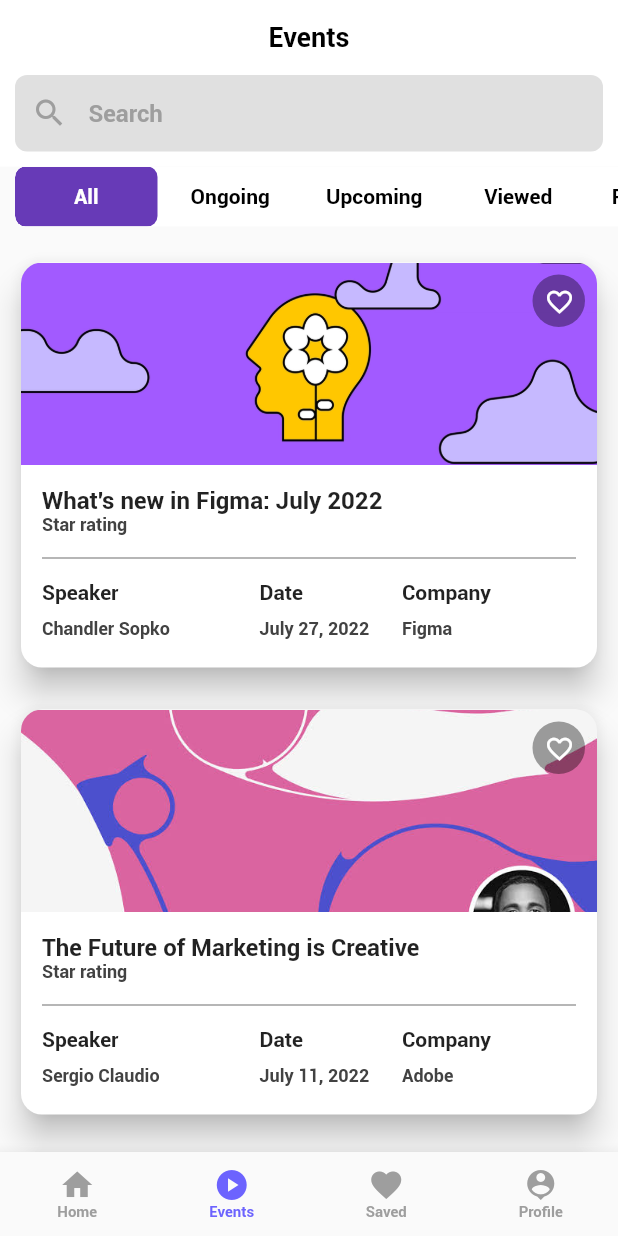
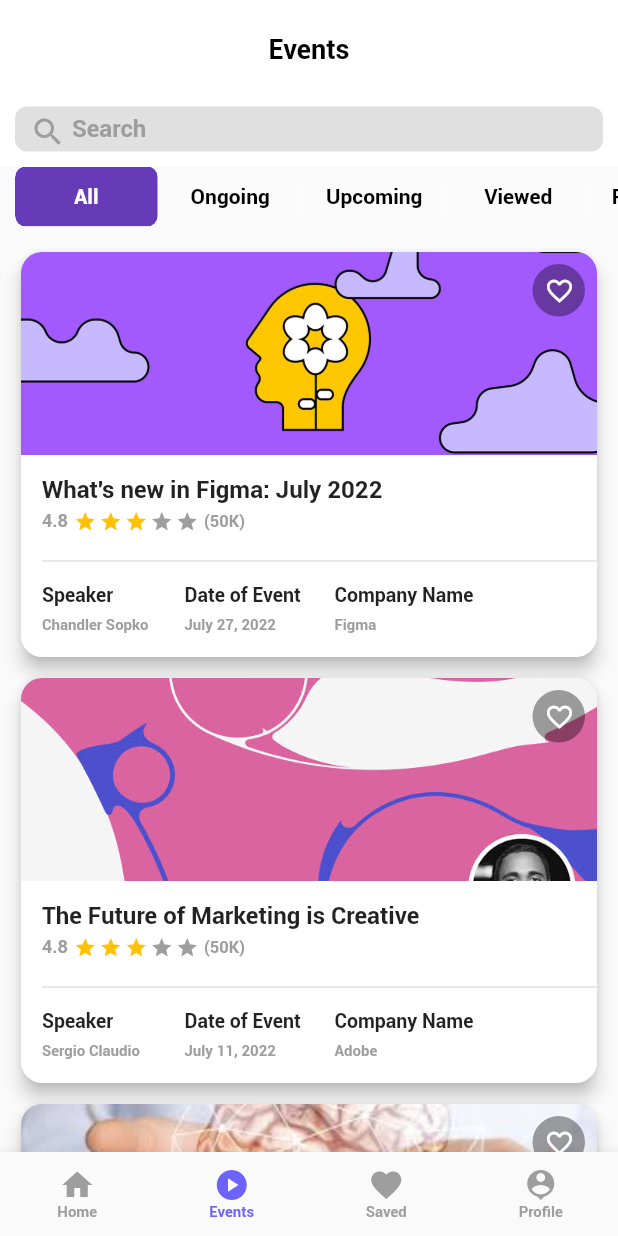
Before and after one commit to GB-App-Dev-Team/Events-App, a Flutter app: the screen it shows after launch, item 2 of the bottom bar chosen, on a phone screen of 412 x 824 dp. Run offline on Flutter 3.47's test engine with Material 2 defaults, Android fonts, the phone set to English and light mode, and no system bars; drawn by our look-alikes of flutter_rating_bar, toggle_switch; Roboto replaces fonts that are missing (Roboto Thin).

Commit message:
Modified Search Box and Star Rating is included

```diff
--- a/lib/assets/utils/app_bar.dart
+++ b/lib/assets/utils/app_bar.dart
@@ -16,21 +16,22 @@ var myAppBar = AppBar(
   bottom: PreferredSize(
     preferredSize: const Size.fromHeight(55.0),
     child: Container(
-        padding: const EdgeInsets.all(2.0),
+      height: 30,
+        padding: const EdgeInsets.all(5.0),
         margin: const EdgeInsets.all(10.0),
         decoration: BoxDecoration(
           borderRadius: BorderRadius.circular(8),
           color: Colors.grey[300],
         ),
         child: Padding(
-          padding: const EdgeInsets.all(4.0),
+          padding: const EdgeInsets.all(0.0),
           child: Material(
             color: Colors.grey[300],
             child: Row(
               mainAxisSize: MainAxisSize.min,
               children: <Widget>[
                 const Padding(
-                  padding: EdgeInsets.only(left: 5.0),
+                  padding: EdgeInsets.fromLTRB(5.0,0,0,0),
                   child: Icon(Icons.search, color: Colors.grey),
                 ),
                 Expanded(
@@ -45,7 +46,7 @@ var myAppBar = AppBar(
                             color: Colors.grey,
                             fontSize: 16.0),
                         isDense: true,
-                        contentPadding: EdgeInsets.all(10)),
+                        contentPadding: EdgeInsets.all(0)),
                     onChanged: (value) {},
                   ),
                 ),
--- a/lib/pages/event_page.dart
+++ b/lib/pages/event_page.dart
@@ -33,7 +33,7 @@ class _EventsPageState extends State<EventsPage> {
                       customWidths: _customWidhts,
                       activeBgColors: _activebgcolors,
                       activeFgColor: Colors.white,
-                      inactiveBgColor: Colors.white,
+                      inactiveBgColor: Color.fromARGB(251, 251, 251, 251),
                       inactiveFgColor: Colors.black,
                       //initialLabelIndex: 0,
                       //totalSwitches: 5,
@@ -50,9 +50,9 @@ class _EventsPageState extends State<EventsPage> {
             itemBuilder: (context, index) {
               return Padding(
                   padding:
-                      const EdgeInsets.symmetric(horizontal: 10, vertical: 10),
+                      const EdgeInsets.symmetric(horizontal: 10, vertical: 3),
                   child: Card(
-                      elevation: 9,
+                      elevation: 5,
                       clipBehavior: Clip.antiAliasWithSaveLayer,
                       shape: RoundedRectangleBorder(
                           borderRadius: BorderRadius.circular(14)),
@@ -68,8 +68,7 @@ class _EventsPageState extends State<EventsPage> {
                                       foregroundDecoration: BoxDecoration(
                                           image: DecorationImage(
                                         image: AssetImage(
-                                          'lib/assets/images/${entries[index]}'
-                                        ),
+                                            'lib/assets/images/${entries[index]}'),
                                         fit: BoxFit.fitWidth,
                                       )),
                                     ),
@@ -120,7 +119,8 @@ class _EventsPageState extends State<EventsPage> {
                                   ]),
                                 ),
                                 Padding(
-                                  padding: const EdgeInsets.all(14.0),
+                                  padding:
+                                      const EdgeInsets.fromLTRB(14.0, 14, 0, 0),
                                   child: Column(
                                     children: [
                                       Align(
@@ -129,30 +129,50 @@ class _EventsPageState extends State<EventsPage> {
                                             rolesOrJobs[index],
                                             style: titleStyle,
                                           )),
-                                      Align(
-                                        alignment: Alignment.centerLeft,
-                                        child: Text(
-                                          "Star rating",
-                                          style: subTitleStyle,
-                                        ),
-                                        // child: RatingBar.builder(
-                                        //   initialRating: 3.5,
-                                        //   allowHalfRating: true,
-                                        //   itemCount: 5,
-                                        //   itemBuilder: (context, index) {
-                                        //     return Icon(
-                                        //       Icons.star,
-                                        //       color: Colors.amber,
-                                        //     );
-                                        //   },
-                                        //   onRatingUpdate: (value) {},
-                                        // )
+                                      Row(
+                                        children: [
+                                          Text(
+                                            '4.8 ',
+                                            style: TextStyle(
+                                              color: Colors.grey.withOpacity(1),
+                                              fontSize: 12,
+                                            ),
+                                          ),
+                                          Align(
+                                            alignment: Alignment.centerLeft,
+                                            child: RatingBar.builder(
+                                              initialRating: 3,
+                                              minRating: 1,
+                                              direction: Axis.horizontal,
+                                              itemCount: 5,
+                                              itemSize: 15,
+                                              allowHalfRating: true,
+                                              itemPadding: EdgeInsets.symmetric(
+                                                  horizontal: 1.0, vertical: 4),
+                                              itemBuilder: (context, _) => Icon(
+                                                Icons.star,
+                                                color: Colors.amber,
+                                              ),
+                                              onRatingUpdate: (rating) {
+                                                print(rating);
+                                              },
+                                            ),
+                                          ),
+                                          Text(
+                                            ' (50K)',
+                                            style: TextStyle(
+                                              color: Colors.grey.withOpacity(1),
+                                              fontSize: 11,
+                                            ),
+                                          )
+                                        ],
                                       ),
                                       Padding(
                                         padding: const EdgeInsets.symmetric(
-                                            vertical: 7),
+                                          vertical: 7,
+                                        ),
                                         child: Divider(
-                                          color: Colors.grey,
+                                          color: Colors.grey[300],
                                           thickness: 1,
                                         ),
                                       ),
@@ -163,41 +183,65 @@ class _EventsPageState extends State<EventsPage> {
                                                   MainAxisAlignment.start,
                                               children: [
                                                 SizedBox(
-                                                    width: 145,
-                                                    child: Text('Speaker')),
+                                                    width: 95,
+                                                    child: Text(
+                                                      'Speaker',
+                                                      style: TextStyle(
+                                                          fontSize: 13),
+                                                    )),
                                                 SizedBox(
-                                                    width: 95,
-                                                    child: Text('Date')),
+                                                    width: 100,
+                                                    child: Text(
+                                                      'Date of Event',
+                                                      style: TextStyle(
+                                                          fontSize: 13),
+                                                    )),
                                                 SizedBox(
-                                                    width: 95,
-                                                    child: Text('Company')),
+                                                    width: 120,
+                                                    child: Text(
+                                                      'Company Name',
+                                                      style: TextStyle(
+                                                          fontSize: 13),
+                                                    )),
                                               ]),
-                                          SizedBox(height: 9),
+                                          SizedBox(height: 7),
                                           Row(
                                               mainAxisAlignment:
                                                   MainAxisAlignment.start,
                                               children: [
                                                 SizedBox(
-                                                  width: 145,
+                                                  width: 95,
                                                   child: Text(
                                                     speakers[index],
-                                                    style: subTitleStyle,
+                                                    style: TextStyle(
+                                                      color: Colors.grey
+                                                          .withOpacity(1),
+                                                      fontSize: 10,
+                                                    ),
                                                     textAlign: TextAlign.left,
                                                   ),
                                                 ),
                                                 SizedBox(
-                                                  width: 95,
+                                                  width: 100,
                                                   child: Text(
                                                     dates[index],
-                                                    style: subTitleStyle,
+                                                    style: TextStyle(
+                                                      color: Colors.grey
+                                                          .withOpacity(1),
+                                                      fontSize: 10,
+                                                    ),
                                                     textAlign: TextAlign.left,
                                                   ),
                                                 ),
                                                 SizedBox(
-                                                  width: 95,
+                                                  width: 120,
                                                   child: Text(
                                                     companies[index],
-                                                    style: subTitleStyle,
+                                                    style: TextStyle(
+                                                      color: Colors.grey
+                                                          .withOpacity(1),
+                                                      fontSize: 10,
+                                                    ),
                                                     textAlign: TextAlign.left,
                                                   ),
                                                 ),
@@ -361,7 +405,11 @@ final List<String> speakers = <String>[
   "Sergio Claudio",
   "Arj Sama"
 ];
-final List<String> dates = <String>["July 27, 2022", "July 11, 2022", "July 27, 2022"];
+final List<String> dates = <String>[
+  "July 27, 2022",
+  "July 11, 2022",
+  "July 27, 2022"
+];
 final List<String> companies = <String>["Figma", "Adobe", "Apollo"];
 final List<bool> _selections = List.generate(rolesOrJobs.length, (_) => true);
 
```
Also changed, not shown: pubspec.lock.
